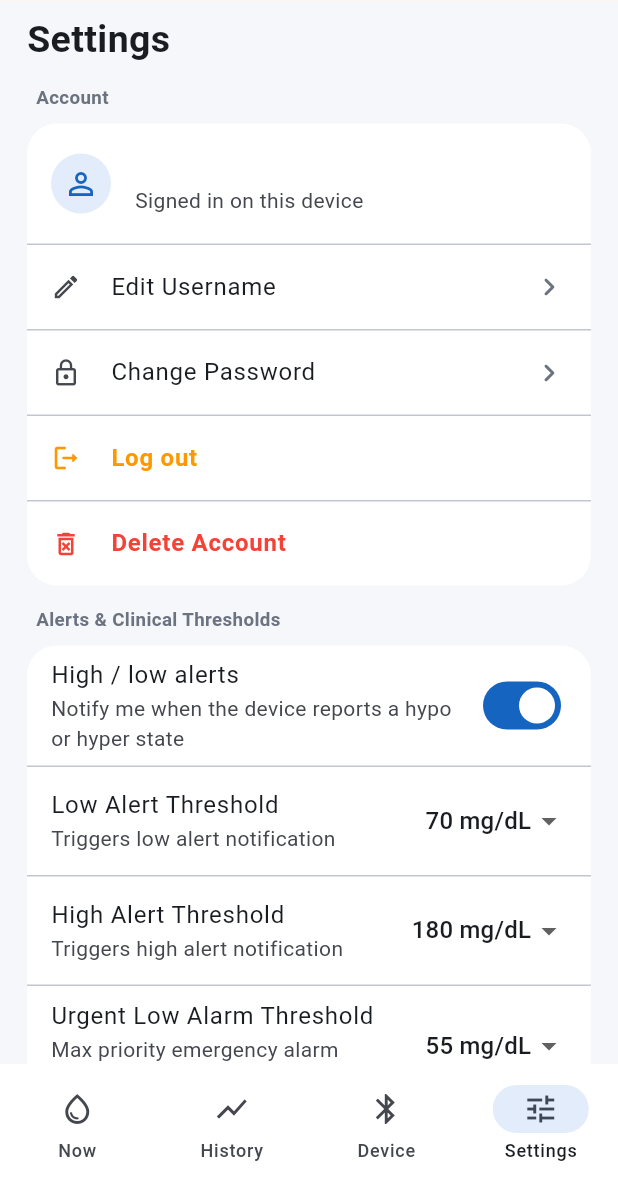
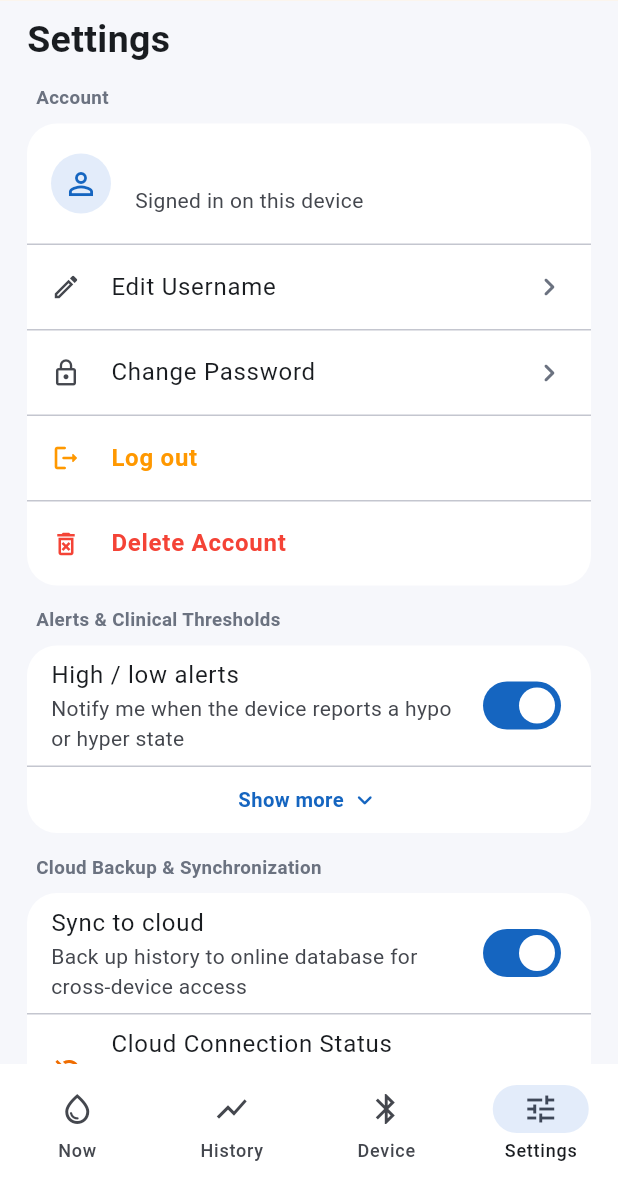
Before and after one commit to DNAccept/Glucose_App, a Flutter app: the RootShell screen opened directly, item 4 of the bottom bar chosen, on a phone screen of 412 x 824 dp, the part 52-1236 px from its top. Run offline on Flutter 3.47's test engine with Material 3 defaults, Android fonts, the phone set to English and light mode, and no system bars; our stand-ins replace drift, flutter_blue_plus, flutter_local_notifications, flutter_riverpod, permission_handler, shared_preferences and 1 more; missing offline and left inert: sqlite3; accounts and stored records are empty; generated files the repository leaves out were written again; network calls fail.

Commit message:
style: update Alerts & Clinical Thresholds section with expandable Show More/Less toggle and scrollable range pickers

```diff
--- a/lib/ui/screens/settings_screen.dart
+++ b/lib/ui/screens/settings_screen.dart
@@ -76,70 +76,7 @@ class SettingsScreen extends ConsumerWidget {
         ),
         const SizedBox(height: 14),
         const _SectionLabel('Alerts & Clinical Thresholds'),
-        Card(
-          child: Column(
-            children: [
-              SwitchListTile(
-                contentPadding: const EdgeInsets.symmetric(horizontal: 16),
-                title: const Text('High / low alerts'),
-                subtitle: const Text('Notify me when the device reports a hypo or hyper state'),
-                value: alertsEnabled,
-                activeTrackColor: AppColors.accent,
-                onChanged: (v) => ref.read(alertsEnabledProvider.notifier).set(v),
-              ),
-              if (alertsEnabled) ...[
-                const Divider(height: 1),
-                ListTile(
-                  contentPadding: const EdgeInsets.symmetric(horizontal: 16),
-                  title: const Text('Low Alert Threshold'),
-                  subtitle: const Text('Triggers low alert notification'),
-                  trailing: DropdownButton<int>(
-                    value: ref.watch(lowThresholdProvider),
-                    underline: const SizedBox(),
-                    items: [60, 70, 80, 90].map((v) => DropdownMenuItem(value: v, child: Text('$v mg/dL'))).toList(),
-                    onChanged: (val) => val != null ? ref.read(lowThresholdProvider.notifier).set(val) : null,
-                  ),
-                ),
-                const Divider(height: 1),
-                ListTile(
-                  contentPadding: const EdgeInsets.symmetric(horizontal: 16),
-                  title: const Text('High Alert Threshold'),
-                  subtitle: const Text('Triggers high alert notification'),
-                  trailing: DropdownButton<int>(
-                    value: ref.watch(highThresholdProvider),
-                    underline: const SizedBox(),
-                    items: [160, 180, 200, 240].map((v) => DropdownMenuItem(value: v, child: Text('$v mg/dL'))).toList(),
-                    onChanged: (val) => val != null ? ref.read(highThresholdProvider.notifier).set(val) : null,
-                  ),
-                ),
-                const Divider(height: 1),
-                ListTile(
-                  contentPadding: const EdgeInsets.symmetric(horizontal: 16),
-                  title: const Text('Urgent Low Alarm Threshold'),
-                  subtitle: const Text('Max priority emergency alarm override'),
-                  trailing: DropdownButton<int>(
-                    value: ref.watch(urgentLowThresholdProvider),
-                    underline: const SizedBox(),
-                    items: [50, 55, 60, 65].map((v) => DropdownMenuItem(value: v, child: Text('$v mg/dL'))).toList(),
-                    onChanged: (val) => val != null ? ref.read(urgentLowThresholdProvider.notifier).set(val) : null,
-                  ),
-                ),
-                const Divider(height: 1),
-                ListTile(
-                  contentPadding: const EdgeInsets.symmetric(horizontal: 16),
-                  title: const Text('Default Snooze Duration'),
-                  subtitle: const Text('Suppresses repeated alerts after snooze'),
-                  trailing: DropdownButton<int>(
-                    value: ref.watch(defaultSnoozeDurationProvider),
-                    underline: const SizedBox(),
-                    items: [15, 30, 45, 60].map((v) => DropdownMenuItem(value: v, child: Text('$v mins'))).toList(),
-                    onChanged: (val) => val != null ? ref.read(defaultSnoozeDurationProvider.notifier).set(val) : null,
-                  ),
-                ),
-              ],
-            ],
-          ),
-        ),
+        const _AlertsCard(),
         const SizedBox(height: 14),
         const _SectionLabel('Cloud Backup & Synchronization'),
         Card(
@@ -579,3 +516,277 @@ class _SectionLabel extends StatelessWidget {
     );
   }
 }
+
+class _AlertsCard extends ConsumerStatefulWidget {
+  const _AlertsCard();
+
+  @override
+  ConsumerState<_AlertsCard> createState() => _AlertsCardState();
+}
+
+class _AlertsCardState extends ConsumerState<_AlertsCard> {
+  bool _showMore = false;
+
+  @override
+  Widget build(BuildContext context) {
+    final alertsEnabled = ref.watch(alertsEnabledProvider);
+    final lowThreshold = ref.watch(lowThresholdProvider);
+    final highThreshold = ref.watch(highThresholdProvider);
+    final urgentLowThreshold = ref.watch(urgentLowThresholdProvider);
+    final snoozeDuration = ref.watch(defaultSnoozeDurationProvider);
+
+    return Card(
+      child: Column(
+        children: [
+          SwitchListTile(
+            contentPadding: const EdgeInsets.symmetric(horizontal: 16),
+            title: const Text('High / low alerts'),
+            subtitle: const Text('Notify me when the device reports a hypo or hyper state'),
+            value: alertsEnabled,
+            activeTrackColor: AppColors.accent,
+            onChanged: (v) {
+              ref.read(alertsEnabledProvider.notifier).set(v);
+              if (!v && _showMore) {
+                setState(() => _showMore = false);
+              }
+            },
+          ),
+          if (alertsEnabled) ...[
+            const Divider(height: 1),
+            InkWell(
+              onTap: () => setState(() => _showMore = !_showMore),
+              child: Padding(
+                padding: const EdgeInsets.symmetric(horizontal: 16, vertical: 12),
+                child: Row(
+                  mainAxisAlignment: MainAxisAlignment.center,
+                  children: [
+                    Text(
+                      _showMore ? 'Show less' : 'Show more',
+                      style: const TextStyle(
+                        fontSize: 13.5,
+                        fontWeight: FontWeight.w600,
+                        color: AppColors.accent,
+                      ),
+                    ),
+                    const SizedBox(width: 4),
+                    Icon(
+                      _showMore ? Icons.keyboard_arrow_up_rounded : Icons.keyboard_arrow_down_rounded,
+                      color: AppColors.accent,
+                      size: 20,
+                    ),
+                  ],
+                ),
+              ),
+            ),
+            if (_showMore) ...[
+              const Divider(height: 1),
+              _ScrollableThresholdTile(
+                title: 'Low Alert Threshold',
+                subtitle: 'Triggers low alert notification',
+                unit: 'mg/dL',
+                value: lowThreshold,
+                min: 60,
+                max: 95,
+                step: 5,
+                onChanged: (val) => ref.read(lowThresholdProvider.notifier).set(val),
+              ),
+              const Divider(height: 1),
+              _ScrollableThresholdTile(
+                title: 'High Alert Threshold',
+                subtitle: 'Triggers high alert notification',
+                unit: 'mg/dL',
+                value: highThreshold,
+                min: 140,
+                max: 260,
+                step: 10,
+                onChanged: (val) => ref.read(highThresholdProvider.notifier).set(val),
+              ),
+              const Divider(height: 1),
+              _ScrollableThresholdTile(
+                title: 'Urgent Low Alarm Threshold',
+                subtitle: 'Max priority emergency alarm override',
+                unit: 'mg/dL',
+                value: urgentLowThreshold,
+                min: 50,
+                max: 75,
+                step: 5,
+                onChanged: (val) => ref.read(urgentLowThresholdProvider.notifier).set(val),
+              ),
+              const Divider(height: 1),
+              _ScrollableThresholdTile(
+                title: 'Default Snooze Duration',
+                subtitle: 'Suppresses repeated alerts after snooze',
+                unit: 'mins',
+                value: snoozeDuration,
+                min: 10,
+                max: 60,
+                step: 5,
+                onChanged: (val) => ref.read(defaultSnoozeDurationProvider.notifier).set(val),
+              ),
+            ],
+          ],
+        ],
+      ),
+    );
+  }
+}
+
+class _ScrollableThresholdTile extends StatefulWidget {
+  const _ScrollableThresholdTile({
+    required this.title,
+    required this.subtitle,
+    required this.unit,
+    required this.value,
+    required this.min,
+    required this.max,
+    required this.step,
+    required this.onChanged,
+  });
+
+  final String title;
+  final String subtitle;
+  final String unit;
+  final int value;
+  final int min;
+  final int max;
+  final int step;
+  final ValueChanged<int> onChanged;
+
+  @override
+  State<_ScrollableThresholdTile> createState() => _ScrollableThresholdTileState();
+}
+
+class _ScrollableThresholdTileState extends State<_ScrollableThresholdTile> {
+  late final ScrollController _scrollController;
+
+  List<int> get _range {
+    final list = <int>[];
+    for (int v = widget.min; v <= widget.max; v += widget.step) {
+      list.add(v);
+    }
+    if (!list.contains(widget.value)) {
+      list.add(widget.value);
+      list.sort();
+    }
+    return list;
+  }
+
+  @override
+  void initState() {
+    super.initState();
+    _scrollController = ScrollController();
+    WidgetsBinding.instance.addPostFrameCallback((_) => _scrollToSelected());
+  }
+
+  @override
+  void didUpdateWidget(covariant _ScrollableThresholdTile oldWidget) {
+    super.didUpdateWidget(oldWidget);
+    if (oldWidget.value != widget.value) {
+      _scrollToSelected();
+    }
+  }
+
+  void _scrollToSelected() {
+    if (!_scrollController.hasClients) return;
+    final index = _range.indexOf(widget.value);
+    if (index != -1) {
+      const itemWidth = 64.0;
+      final targetOffset = (index * itemWidth) - 100;
+      _scrollController.animateTo(
+        targetOffset.clamp(0.0, _scrollController.position.maxScrollExtent),
+        duration: const Duration(milliseconds: 300),
+        curve: Curves.easeOutCubic,
+      );
+    }
+  }
+
+  @override
+  void dispose() {
+    _scrollController.dispose();
+    super.dispose();
+  }
+
+  @override
+  Widget build(BuildContext context) {
+    final rangeValues = _range;
+
+    return Padding(
+      padding: const EdgeInsets.symmetric(vertical: 10, horizontal: 16),
+      child: Column(
+        crossAxisAlignment: CrossAxisAlignment.start,
+        children: [
+          Row(
+            mainAxisAlignment: MainAxisAlignment.spaceBetween,
+            children: [
+              Expanded(
+                child: Column(
+                  crossAxisAlignment: CrossAxisAlignment.start,
+                  children: [
+                    Text(widget.title, style: const TextStyle(fontWeight: FontWeight.w600, fontSize: 14)),
+                    const SizedBox(height: 2),
+                    Text(widget.subtitle, style: const TextStyle(color: AppColors.muted, fontSize: 12)),
+                  ],
+                ),
+              ),
+              Container(
+                padding: const EdgeInsets.symmetric(horizontal: 10, vertical: 4),
+                decoration: BoxDecoration(
+                  color: AppColors.accentSoft,
+                  borderRadius: BorderRadius.circular(20),
+                  border: Border.all(color: AppColors.accent.withValues(alpha: 0.3)),
+                ),
+                child: Text(
+                  '${widget.value} ${widget.unit}',
+                  style: const TextStyle(
+                    fontSize: 13,
+                    fontWeight: FontWeight.bold,
+                    color: AppColors.accent,
+                  ),
+                ),
+              ),
+            ],
+          ),
+          const SizedBox(height: 10),
+          SizedBox(
+            height: 38,
+            child: ListView.builder(
+              controller: _scrollController,
+              scrollDirection: Axis.horizontal,
+              itemCount: rangeValues.length,
+              itemBuilder: (context, index) {
+                final val = rangeValues[index];
+                final isSelected = val == widget.value;
+                return Padding(
+                  padding: const EdgeInsets.only(right: 8),
+                  child: ChoiceChip(
+                    label: Text(
+                      '$val',
+                      style: TextStyle(
+                        fontSize: 12.5,
+                        fontWeight: isSelected ? FontWeight.bold : FontWeight.normal,
+                        color: isSelected ? Colors.white : Colors.black87,
+                      ),
+                    ),
+                    selected: isSelected,
+                    selectedColor: AppColors.accent,
+                    backgroundColor: Colors.grey.shade100,
+                    showCheckmark: false,
+                    visualDensity: VisualDensity.compact,
+                    side: BorderSide(
+                      color: isSelected ? AppColors.accent : Colors.grey.shade300,
+                    ),
+                    onSelected: (selected) {
+                      if (selected) {
+                        widget.onChanged(val);
+                      }
+                    },
+                  ),
+                );
+              },
+            ),
+          ),
+        ],
+      ),
+    );
+  }
+}
```
